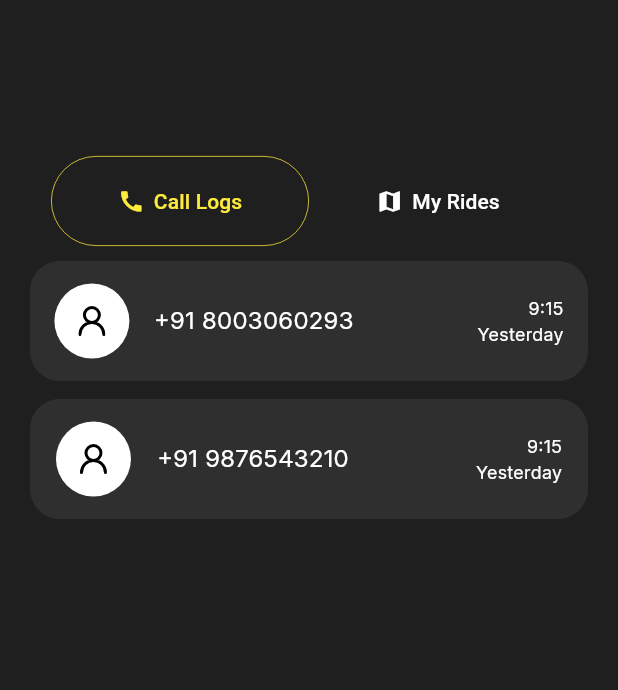
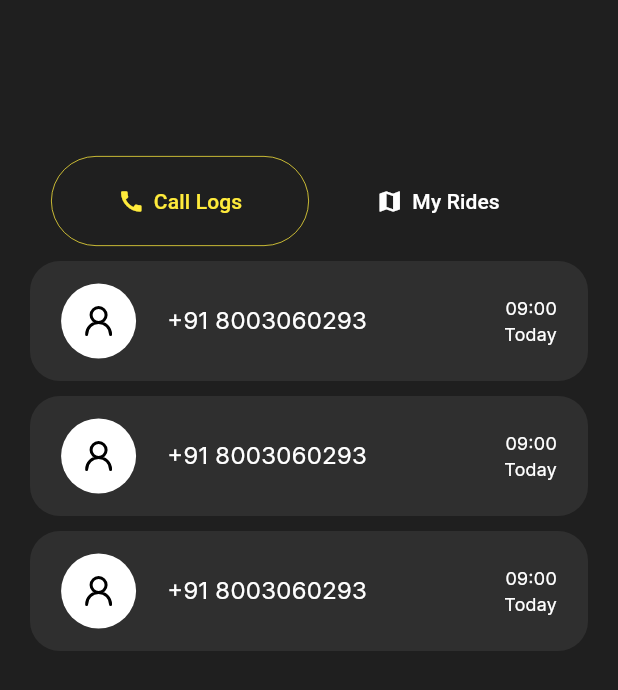
Before and after one commit to Vashusuthar13/Cruze_Control, a Flutter app: the StatusScreen screen opened directly, on a phone screen of 412 x 824 dp. Shown: the top 690 px of the screen. Run offline on Flutter 3.47's test engine with Material 3 defaults, Android fonts, the phone set to English and light mode, and no system bars; our stand-ins replace flutter_svg, lottie.

Commit message:
Add AppColors And TextSytle...... and Make Model And use in CallLogs_card.

```diff
--- /dev/null
+++ b/lib/_models/call_logs_model.dart
@@ -0,0 +1,17 @@
+import 'dart:ui';
+
+class CallModel {
+  final String icon;
+  final String number;
+  final String time;
+  final String day;
+  final VoidCallback onDelete;
+
+  CallModel({
+    required this.icon,
+    required this.number,
+    required this.time,
+    required this.day,
+    required this.onDelete,
+  });
+}
--- a/lib/screens/dashboard_screen/status_screen/status_screen.dart
+++ b/lib/screens/dashboard_screen/status_screen/status_screen.dart
@@ -1,3 +1,4 @@
+import 'package:cruze_control/_models/call_logs_model.dart';
 import 'package:flutter/material.dart';
 
 import '../../../utills/widgets/call_logs_card/call_logs_card.dart';
@@ -11,7 +12,14 @@ class StatusScreen extends StatefulWidget {
 
 class _StatusScreenState extends State<StatusScreen> {
 
-  List<String> callLogs = ['+91 8003060293', '+91 9876543210'];
+
+  List<CallModel> callLogs = [
+    CallModel(icon: 'assets/svg_icons/user.svg', number: '+91 8003060293', time: '09:00', day: 'Today', onDelete: (){}),
+    CallModel(icon: 'assets/svg_icons/user.svg', number: '+91 8279060741', time: '12:00', day: 'Yesterday', onDelete: (){}),
+    CallModel(icon: 'assets/svg_icons/user.svg', number: '+91 8003060293', time: '09:00', day: 'Yesterday', onDelete: (){}),
+  ];
+
+
   int selectedIndex = 0;
 
   @override
@@ -108,12 +116,15 @@ class _StatusScreenState extends State<StatusScreen> {
                               );
                             });
                           },
-                          child: CallLogCard(
-                            phoneNumber: phone,
-                            time: '9:15',
-                            date: 'Yesterday',
-                            onDelete: () {}, // Not needed now but can be used for manual delete
-                          ),
+                          child: SizedBox(
+                            height: 90,
+                            child: ListView.builder(
+                                itemCount: callLogs.length,
+                                itemBuilder: (context, index) {
+                                  var item = callLogs[index];
+                              return CallLogCard(call: item,);
+                            }),
+                          )
                         );
                       },
                     ),
--- a/lib/utills/widgets/call_logs_card/call_logs_card.dart
+++ b/lib/utills/widgets/call_logs_card/call_logs_card.dart
@@ -1,31 +1,17 @@
 import 'package:flutter/material.dart';
 import 'package:flutter_svg/flutter_svg.dart';
+import 'package:cruze_control/_models/call_logs_model.dart';
 
-class CallLogCard extends StatefulWidget {
-  final String phoneNumber;
-  final String time;
-  final String date;
-  final VoidCallback onDelete;
+class CallLogCard extends StatelessWidget {
+  final CallModel call;
 
-  const CallLogCard({
-    super.key,
-    required this.phoneNumber,
-    required this.time,
-    required this.date,
-    required this.onDelete,
-  });
-
-  @override
-  State<CallLogCard> createState() => _CallLogCardState();
-}
-
-class _CallLogCardState extends State<CallLogCard> {
+  const CallLogCard({super.key, required this.call});
 
   @override
   Widget build(BuildContext context) {
     return Dismissible(
-      key: ValueKey(widget.phoneNumber), // Unique key
-      direction: DismissDirection.endToStart, // Slide from right to left
+      key: ValueKey(call.icon),
+      direction: DismissDirection.endToStart,
       background: Container(
         alignment: Alignment.centerRight,
         padding: const EdgeInsets.only(right: 20),
@@ -35,7 +21,7 @@ class _CallLogCardState extends State<CallLogCard> {
           child: const Icon(Icons.delete, color: Colors.white),
         ),
       ),
-      onDismissed: (direction) => widget.onDelete(),
+      onDismissed: (direction) => call.onDelete(),
       child: Container(
         width: double.infinity,
         height: 80,
@@ -51,12 +37,12 @@ class _CallLogCardState extends State<CallLogCard> {
               radius: 25,
               backgroundColor: Colors.white,
               child: SvgPicture.asset(
-                'assets/svg_icons/user.svg',
+                call.icon,
                 color: Colors.black,
               ),
             ),
             Text(
-              widget.phoneNumber,
+              call.number,
               style: const TextStyle(
                 fontFamily: 'Inter',
                 fontSize: 16,
@@ -69,7 +55,7 @@ class _CallLogCardState extends State<CallLogCard> {
               mainAxisAlignment: MainAxisAlignment.center,
               children: [
                 Text(
-                  widget.time,
+                  call.time,
                   style: const TextStyle(
                     fontFamily: 'Inter',
                     fontSize: 12,
@@ -77,7 +63,7 @@ class _CallLogCardState extends State<CallLogCard> {
                   ),
                 ),
                 Text(
-                  widget.date,
+                  call.day,
                   style: const TextStyle(
                     fontFamily: 'Inter',
                     fontSize: 12,
--- a/lib/utills/widgets/on_off_button/on_off_button.dart
+++ b/lib/utills/widgets/on_off_button/on_off_button.dart
@@ -1,3 +1,4 @@
+import 'package:cruze_control/utills/app_styles/app_colors.dart';
 import 'package:flutter/material.dart';
 import 'package:flutter_svg/flutter_svg.dart';
 
@@ -41,7 +42,7 @@ class _StartButtonState extends State<StartButton> {
                 shape: BoxShape.circle,
                 color: _ison? Color(0xffF2CE60) : Colors.transparent,
                 border: Border.all(
-                  color: Color(0xffF2CE60),
+                  color: AppColors.mainYellow,
                   width: 2
                 )
               ),
```
Also changed, not shown: lib/utills/app_styles/app_colors.dart (added, +12 -0 lines), lib/utills/app_styles/text_style.dart (added, +42 -0 lines).
